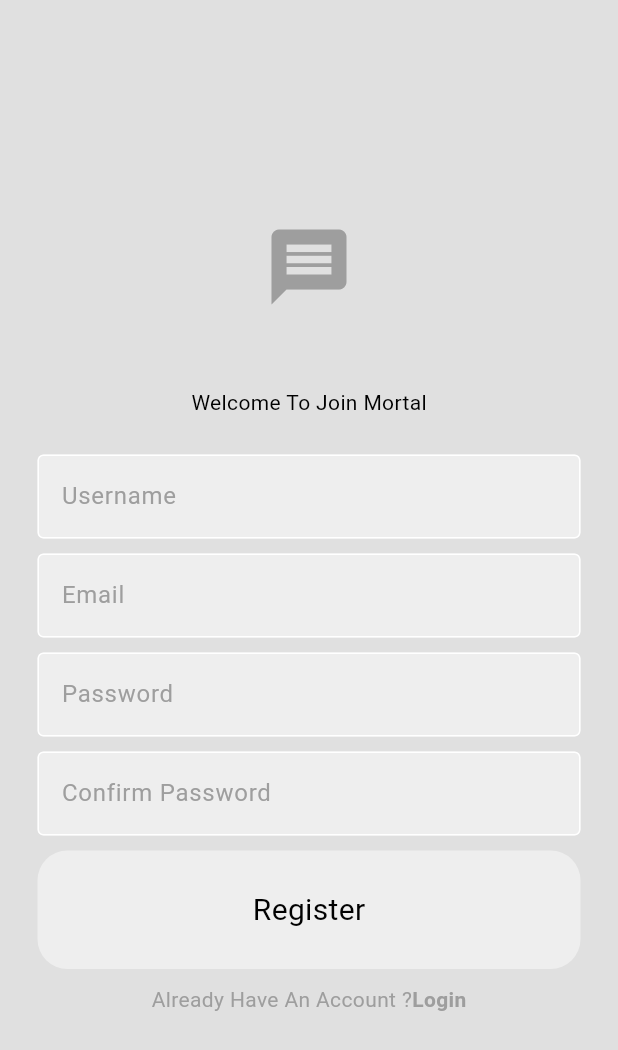
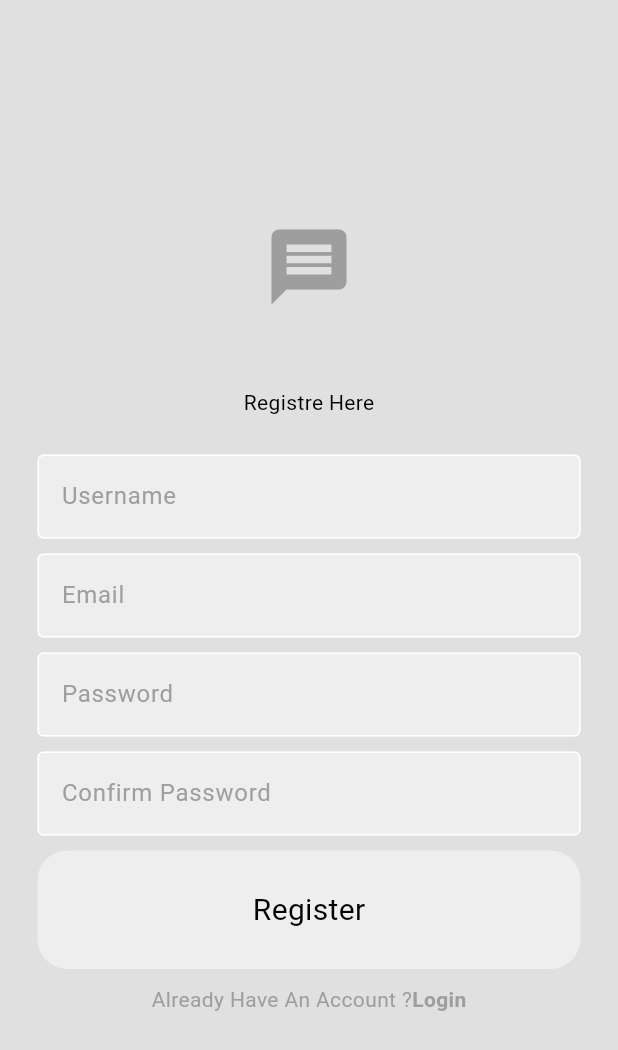
Before and after one commit to fkrnhdyt/Shadow_-Chat, a Flutter app: the screen it shows after launch, after a tap on "Register Now", on a phone screen of 412 x 824 dp. Shown: the top 1050 px of the screen. Run offline on Flutter 3.47's test engine with Material 3 defaults, Android fonts, the phone set to English and light mode, and no system bars; our stand-ins replace cloud_firestore, firebase_auth, firebase_core; accounts and stored records are empty; network calls fail.

Commit message:
first commit

```diff
--- a/lib/main.dart
+++ b/lib/main.dart
@@ -1,13 +1,12 @@
 import 'package:firebase_core/firebase_core.dart';
 import 'package:flutter/material.dart';
 import 'package:minimalchat/services/auth/auth_gate.dart';
-import 'package:minimalchat/firebase_options.dart';
 import 'package:minimalchat/themes/theme_provider.dart';
 import 'package:provider/provider.dart';
 
 void main() async {
   WidgetsFlutterBinding.ensureInitialized();
-  await Firebase.initializeApp(options: DefaultFirebaseOptions.currentPlatform);
+  await Firebase.initializeApp();
   runApp(
     ChangeNotifierProvider(create:(context) => ThemeProvider(),
     child:const MyApp(),
--- a/lib/pages/home_page.dart
+++ b/lib/pages/home_page.dart
@@ -14,7 +14,7 @@ class HomePage extends StatelessWidget {
   Widget build(BuildContext context) {
     return Scaffold(
         appBar: AppBar(
-          title: const Text('MinimalChat'),
+          title: const Text('Shadow Chat'),
           backgroundColor: Colors.transparent,
           foregroundColor: Colors.grey,
           elevation: 0,
--- a/lib/pages/login_page.dart
+++ b/lib/pages/login_page.dart
@@ -40,7 +40,7 @@ class LoginPage extends StatelessWidget {
           const SizedBox(
             height: 10,
           ),
-          const Text('welcome Back mortal'),
+          const Text('welcome'),
           const SizedBox(height: 25),
           CustomTextField(
             text: 'Email',
--- a/lib/pages/register.dart
+++ b/lib/pages/register.dart
@@ -48,7 +48,7 @@ class RegisterPage extends StatelessWidget {
             const SizedBox(
               height: 50,
             ),
-            const Text('Welcome To Join Mortal'),
+            const Text('Registre Here'),
             const SizedBox(height: 25),
              CustomTextField(
               text: 'Username',
--- a/pubspec.yaml
+++ b/pubspec.yaml
@@ -39,6 +39,7 @@ dependencies:
   firebase_auth: ^4.19.2
   cloud_firestore: ^4.17.0
   provider: ^6.1.2
+  rename: ^3.0.2
 
 dev_dependencies:
   flutter_test:
```
Also changed, not shown: firebase.json, lib/firebase_options.dart, pubspec.lock, 21 other files.
